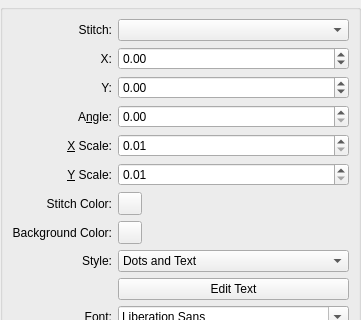
Above: src/propertiesdock.ui from iPenguin/CrochetCharts before the change; both pictures show x 0 to 361 and y 238 to 558 of the 361 by 769 pixel window. Below: the same form after it.
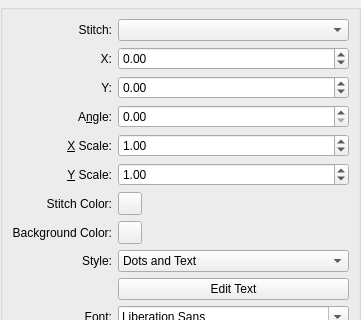
That is the form after the change.

Commit message: fixed properties dock to work with current transformation stack, changed sensitivity of scale properties

Patch:
```diff
--- a/src/propertiesdock.ui
+++ b/src/propertiesdock.ui
@@ -342,7 +342,16 @@
        <item row="5" column="1">
         <widget class="QDoubleSpinBox" name="gen_scaleY">
          <property name="minimum">
-          <double>0.010000000000000</double>
+          <double>-100.000000000000000</double>
+         </property>
+         <property name="maximum">
+          <double>100.000000000000000</double>
+         </property>
+         <property name="singleStep">
+          <double>0.200000000000000</double>
+         </property>
+         <property name="value">
+          <double>1.000000000000000</double>
          </property>
         </widget>
        </item>
@@ -372,10 +381,16 @@
        <item row="4" column="1">
         <widget class="QDoubleSpinBox" name="gen_scaleX">
          <property name="minimum">
-          <double>0.010000000000000</double>
+          <double>-100.000000000000000</double>
+         </property>
+         <property name="maximum">
+          <double>100.000000000000000</double>
+         </property>
+         <property name="singleStep">
+          <double>0.200000000000000</double>
          </property>
          <property name="value">
-          <double>0.010000000000000</double>
+          <double>1.000000000000000</double>
          </property>
         </widget>
        </item>
```
The commit also changes 1 other file.
